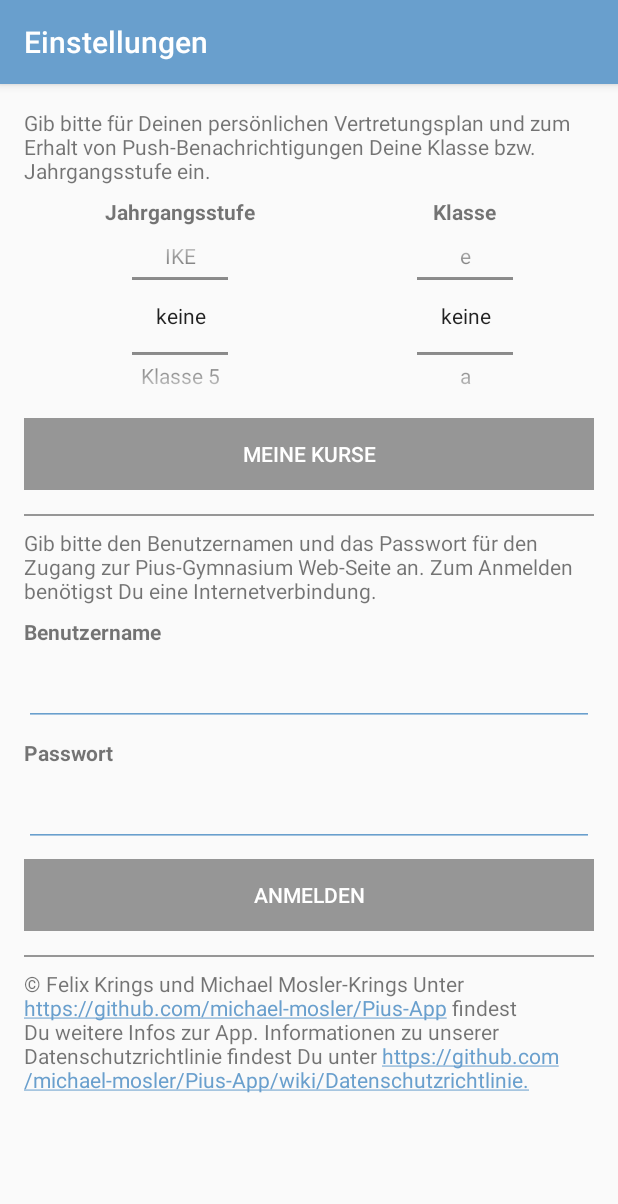
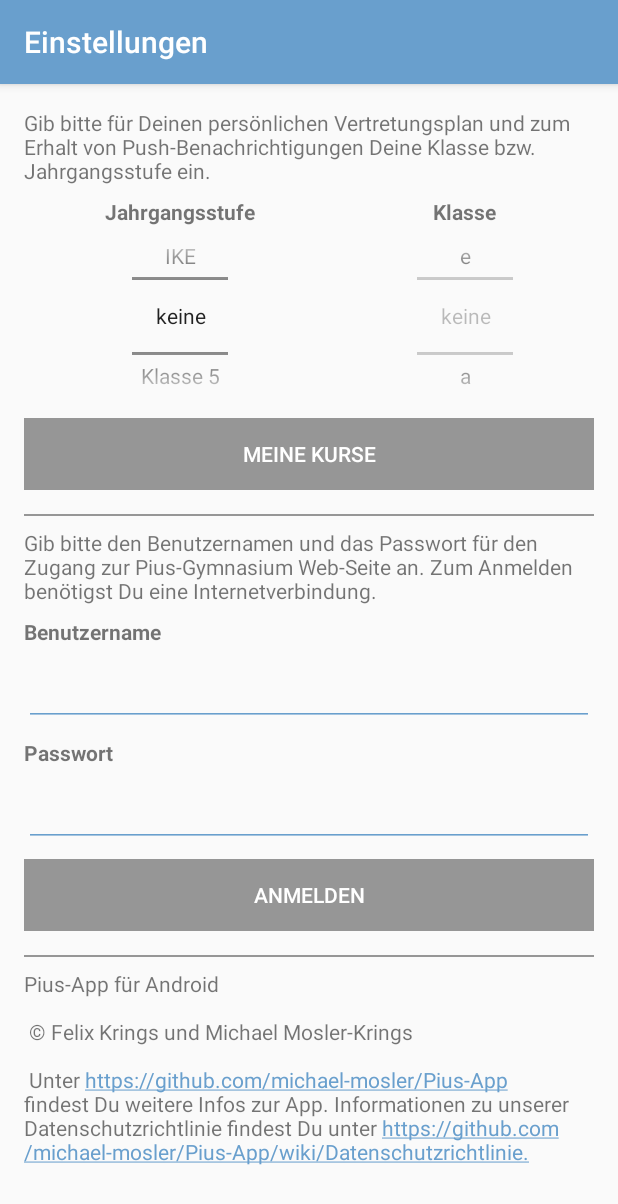
Before and after one commit to michael-mosler/Pius-App-for-Android, an Android app: the SettingsActivity screen opened directly, with no data from a screen before it, on a phone screen of 412 x 824 dp. Shown: the top 1204 px of the screen. Run offline under Robolectric (Android 15) with nearby library versions, the phone set to English and light mode, and no system bars; pictures from the network do not load; 3 statements that could not run were skipped.

Commit message:
Settings are being stored now.

```diff
--- a/app/src/main/java/com/rmkrings/helper/AppDefaults.java
+++ b/app/src/main/java/com/rmkrings/helper/AppDefaults.java
@@ -1,43 +1,96 @@
 package com.rmkrings.helper;
 
+import android.content.Context;
+import android.content.SharedPreferences;
+
+import com.rmkrings.PiusApp;
+
 public class AppDefaults {
+    static private SharedPreferences sharedPreferences = PiusApp.getAppContext().getSharedPreferences("com.rmkrings.pius_app", Context.MODE_PRIVATE);
+    static private SharedPreferences.Editor edit = sharedPreferences.edit();
+
+    static SharedPreferences getSharedPreferences() {
+        return sharedPreferences;
+    }
+
+    static SharedPreferences.Editor getEdit() {
+        return edit;
+    }
+
 
     static public String getBaseUrl() {
         return "https://pius-gateway-ng.eu-gb.mybluemix.net";
     }
 
-    static private boolean authenticated;
-
     /*
      * Authenticated flag
      */
     static public boolean isAuthenticated() {
-        return authenticated;
+        boolean authenticated = sharedPreferences.getBoolean("authenticated", false);
+        return (authenticated && !"".equals(getPassword()));
     }
 
     static public void setAuthenticated(boolean authenticated) {
-        AppDefaults.authenticated = authenticated;
+        edit.putBoolean("authenticated", authenticated);
+        edit.commit();
+    }
+
+    /*
+     * Grade and Class
+     */
+    public static int getSelectedGradeRow() {
+        return sharedPreferences.getInt("selectedGradeRow", 0);
+    }
+
+    public static void setSelectedGradeRow(int gradeRow) {
+        edit.putInt("selectedGradeRow", gradeRow);
+        edit.commit();
+    }
+
+    public static int getSelectedClassRow() { return sharedPreferences.getInt("selectedClassRow", 0);
+    }
+
+    public static void setSelectedClassRow(int classRow) {
+        edit.putInt("selectedClassRow", classRow);
+        edit.commit();
     }
 
     /*
      * Username and Password
      */
-    static String username;
-    static String password;
-
-    public static String getUsername() {
-        return username;
+    public static String getUsername() { return sharedPreferences.getString("username", "");
     }
 
     public static void setUsername(String username) {
-        AppDefaults.username = username;
+        edit.putString("username", username);
+        edit.commit();
     }
 
     public static String getPassword() {
-        return password;
+        try {
+            Crypto crypto = new Crypto();
+            String encryptedPassword = sharedPreferences.getString("password", "");
+            if ("".equals(encryptedPassword)) {
+                return "";
+            }
+
+            return crypto.decrypt(encryptedPassword);
+        }
+        catch (Exception e) {
+            e.printStackTrace();
+            return "";
+        }
     }
 
     public static void setPassword(String password) {
-        AppDefaults.password = password;
+        try {
+            Crypto crypto = new Crypto();
+            String encryptedPassword = crypto.encrypt(password);
+            edit.putString("password", encryptedPassword);
+            edit.commit();
+        }
+        catch (Exception e) {
+            e.printStackTrace();
+        }
     }
 }
--- a/app/src/main/java/com/rmkrings/pius_app_for_android/SettingsActivity.java
+++ b/app/src/main/java/com/rmkrings/pius_app_for_android/SettingsActivity.java
@@ -2,16 +2,17 @@ package com.rmkrings.pius_app_for_android;
 
 import android.content.Context;
 import android.support.v7.app.AlertDialog;
-import android.app.ProgressDialog;
 import android.support.v7.app.AppCompatActivity;
 import android.os.Bundle;
 import android.text.Editable;
 import android.text.TextWatcher;
 import android.view.View;
+import android.view.WindowManager;
 import android.view.inputmethod.InputMethodManager;
 import android.widget.NumberPicker;
 import android.widget.EditText;
 import android.widget.Button;
+import android.widget.ProgressBar;
 
 import com.rmkrings.helper.Config;
 import com.rmkrings.helper.AppDefaults;
@@ -28,11 +29,13 @@ public class SettingsActivity extends AppCompatActivity implements HttpResponseC
     private Button mCoursesButton;
     private NumberPicker mGradePicker;
     private NumberPicker mClassPicker;
+    private ProgressBar mProgressBar;
 
     // Internal state.
     private Config config = new Config();
     private String sUserName = "";
     private String sPassword = "";
+
 
     /**
      * Check if grade picker index value identifies an upper grade row.
@@ -61,7 +64,7 @@ public class SettingsActivity extends AppCompatActivity implements HttpResponseC
         // If grade "None" is selected class picker also is set to None.
         if (forSelectedGradeVal == 0) {
             mClassPicker.setValue(0);
-            // AppDefaults.selectedClassRow = 0;
+            AppDefaults.setSelectedClassRow(0);
 
             mClassPicker.setEnabled(false);
             mCoursesButton.setEnabled(false);
@@ -82,7 +85,7 @@ public class SettingsActivity extends AppCompatActivity implements HttpResponseC
         else if (isLowerGradeSelected(forSelectedGradeVal)) {
             if (mClassPicker.getValue() == 0) {
                 mClassPicker.setValue(1);
-                // AppDefaults.selectedClassRow = 1;
+                AppDefaults.setSelectedClassRow(1);
             }
 
             mClassPicker.setEnabled(true);
@@ -92,7 +95,7 @@ public class SettingsActivity extends AppCompatActivity implements HttpResponseC
         // Neither
         else {
             mClassPicker.setValue(0);
-            // AppDefaults.selectedClassRow = 0;
+            AppDefaults.setSelectedClassRow(0);
             mCoursesButton.setEnabled(false);
         }
     }
@@ -129,10 +132,10 @@ public class SettingsActivity extends AppCompatActivity implements HttpResponseC
     private void gradePickerDidSelectRow(int val) {
         if (!isUpperGradeSelected(val) /* && && isUpperGradeSelected(AppDefaults.selectedGradeRow! */) {
             mClassPicker.setValue(1);
-            // AppDefaults.selectedClassRow = 1;
+            AppDefaults.setSelectedClassRow(1);
         }
 
-        // AppDefaults.selectedGradeRow = row;
+        AppDefaults.setSelectedGradeRow(val);
         setElementStates(val);
     }
 
@@ -143,9 +146,9 @@ public class SettingsActivity extends AppCompatActivity implements HttpResponseC
     private void classPickerDidSelect(int val) {
         if (val == 0 && !isUpperGradeSelected(mGradePicker.getValue())) {
             mClassPicker.setValue(1);
-            // AppDefaults.selectedClassRow = 1;
+            AppDefaults.setSelectedClassRow(1);
         } else {
-            // AppDefaults.selectedClassRow = row;
+            AppDefaults.setSelectedClassRow(val);
         }
 
     }
@@ -182,12 +185,13 @@ public class SettingsActivity extends AppCompatActivity implements HttpResponseC
             AppDefaults.setUsername(mUserName.getText().toString());
             AppDefaults.setPassword(mPassword.getText().toString());
 
-            // Show activity indicator.
-            // activityIndicator.startAnimating();
+            // Show activity indicator and disable user interaction.
+            mLoginButton.setEnabled(false);
+            mProgressBar.setVisibility(View.VISIBLE);
+            getWindow().setFlags(WindowManager.LayoutParams.FLAG_NOT_TOUCHABLE, WindowManager.LayoutParams.FLAG_NOT_TOUCHABLE);
 
             // Validate credentials; this will also update authenticated state
             // of the app.
-            mLoginButton.setEnabled(false);
             VertretungsplanLoader.validateLogin(AppDefaults.getUsername(), AppDefaults.getPassword(), this);
         } else {
             // User is authenticated and wants to logout.
@@ -213,6 +217,13 @@ public class SettingsActivity extends AppCompatActivity implements HttpResponseC
         }
     }
 
+    private void showCredentials() {
+        mUserName.setText(AppDefaults.getUsername());
+        mPassword.setText(AppDefaults.getPassword());
+
+        updateLoginButtonText(AppDefaults.isAuthenticated());
+    }
+
     /**
      * The iOS viewDidLoad equivalent. Do all the initialisation stuff.
      * @param savedInstanceState - Saved instance state to return to.
@@ -220,6 +231,8 @@ public class SettingsActivity extends AppCompatActivity implements HttpResponseC
     @Override
     protected void onCreate(Bundle savedInstanceState) {
         super.onCreate(savedInstanceState);
+
+        setTitle(getResources().getString(R.string.title_settings));
         setContentView(R.layout.activity_settings);
 
         // Initialise outlets.
@@ -229,6 +242,23 @@ public class SettingsActivity extends AppCompatActivity implements HttpResponseC
         mUserName = findViewById(R.id.username);
         mPassword = findViewById(R.id.password);
         mLoginButton = findViewById(R.id.login);
+        mProgressBar = findViewById((R.id.progressBar));
+
+        titlesForGradePicker();
+        titlesForClassPicker();
+
+        boolean isAuthenticated = AppDefaults.isAuthenticated();
+        mUserName.setEnabled(!isAuthenticated);
+        mPassword.setEnabled(!isAuthenticated);
+
+        int classRow = AppDefaults.getSelectedClassRow();
+        int gradeRow = AppDefaults.getSelectedGradeRow();
+
+        mClassPicker.setValue(AppDefaults.getSelectedClassRow());
+        mGradePicker.setValue(AppDefaults.getSelectedGradeRow());
+
+        setElementStates(AppDefaults.getSelectedGradeRow());
+        showCredentials();
 
         // Register listeners for all interactive components.
         mGradePicker.setOnValueChangedListener(new NumberPicker.OnValueChangeListener() {
@@ -285,10 +315,6 @@ public class SettingsActivity extends AppCompatActivity implements HttpResponseC
                 saveCredentials();
             }
         });
-
-        setTitle(getResources().getString(R.string.title_settings));
-        titlesForGradePicker();
-        titlesForClassPicker();
     }
 
     /**
@@ -299,6 +325,8 @@ public class SettingsActivity extends AppCompatActivity implements HttpResponseC
      */
     @Override
     public void execute(HttpResponseData data) {
+        getWindow().clearFlags(WindowManager.LayoutParams.FLAG_NOT_TOUCHABLE);
+        mProgressBar.setVisibility(View.GONE);
         mLoginButton.setEnabled(true);
 
         // Show popup with info outcome.
--- a/app/src/main/res/layout/activity_settings.xml
+++ b/app/src/main/res/layout/activity_settings.xml
@@ -6,16 +6,29 @@
     android:layout_height="match_parent"
     tools:context=".SettingsActivity">
 
+    <ProgressBar
+        android:id="@+id/progressBar"
+        style="?android:attr/progressBarStyle"
+        android:layout_width="wrap_content"
+        android:layout_height="wrap_content"
+        android:visibility="gone"
+        app:layout_constraintBottom_toBottomOf="parent"
+        app:layout_constraintLeft_toLeftOf="parent"
+        app:layout_constraintRight_toRightOf="parent"
+        app:layout_constraintTop_toTopOf="parent"
+        tools:visibility="visible" />
+
     <ScrollView
+        android:id="@+id/scrollView2"
         android:layout_width="match_parent"
         android:layout_height="match_parent">
 
         <LinearLayout
             android:layout_width="match_parent"
             android:layout_height="wrap_content"
-            android:orientation="vertical"
             android:focusable="true"
-            android:focusableInTouchMode="true">
+            android:focusableInTouchMode="true"
+            android:orientation="vertical">
 
             <TextView
                 android:id="@+id/textView2"
@@ -36,12 +49,12 @@
                 android:layout_marginStart="16dp"
                 android:layout_marginTop="8dp"
                 android:layout_marginEnd="16dp"
+                android:baselineAligned="false"
                 android:gravity="center_horizontal"
                 android:orientation="horizontal"
                 app:layout_constraintEnd_toEndOf="parent"
                 app:layout_constraintStart_toStartOf="parent"
-                app:layout_constraintTop_toBottomOf="@+id/textView2"
-                android:baselineAligned="false">
+                app:layout_constraintTop_toBottomOf="@+id/textView2">
 
                 <LinearLayout
                     android:layout_width="wrap_content"
@@ -126,27 +139,28 @@
             <TextView
                 android:id="@+id/textView3"
                 android:layout_width="match_parent"
+                android:layout_height="wrap_content"
                 android:layout_marginStart="16dp"
                 android:layout_marginTop="8dp"
                 android:layout_marginEnd="16dp"
-                android:layout_height="wrap_content"
+                android:labelFor="@id/username"
                 android:text="@string/label_username"
-                android:labelFor="@id/username"
                 android:textStyle="bold" />
 
             <EditText
                 android:id="@+id/username"
-                android:singleLine="true"
-                android:textCursorDrawable="@null"
-                android:backgroundTint="@color/colorPiusBlue"
                 android:layout_width="match_parent"
                 android:layout_height="wrap_content"
                 android:layout_marginStart="16dp"
                 android:layout_marginTop="8dp"
                 android:layout_marginEnd="16dp"
+                android:backgroundTint="@color/colorPiusBlue"
                 android:ems="10"
+                android:importantForAutofill="no"
                 android:inputType="textPersonName"
-                android:importantForAutofill="no" tools:targetApi="o" />
+                android:singleLine="true"
+                android:textCursorDrawable="@null"
+                tools:targetApi="o" />
 
             <TextView
                 android:id="@+id/textView6"
@@ -155,23 +169,24 @@
                 android:layout_marginStart="16dp"
                 android:layout_marginTop="8dp"
                 android:layout_marginEnd="16dp"
+                android:labelFor="@id/password"
                 android:text="@string/label_password"
-                android:labelFor="@id/password"
                 android:textStyle="bold" />
 
             <EditText
                 android:id="@+id/password"
-                android:textCursorDrawable="@null"
-                android:singleLine="true"
-                android:backgroundTint="@color/colorPiusBlue"
                 android:layout_width="match_parent"
                 android:layout_height="wrap_content"
                 android:layout_marginStart="16dp"
                 android:layout_marginTop="8dp"
                 android:layout_marginEnd="16dp"
+                android:backgroundTint="@color/colorPiusBlue"
                 android:ems="10"
+                android:importantForAutofill="no"
                 android:inputType="textPassword"
-                android:importantForAutofill="no" tools:targetApi="o" />
+                android:singleLine="true"
+                android:textCursorDrawable="@null"
+                tools:targetApi="o" />
 
             <Button
                 android:id="@+id/login"
@@ -195,12 +210,12 @@
 
             <TextView
                 android:id="@+id/textView7"
-                android:autoLink="web"
                 android:layout_width="match_parent"
                 android:layout_height="wrap_content"
                 android:layout_marginStart="16dp"
                 android:layout_marginTop="8dp"
                 android:layout_marginEnd="16dp"
+                android:autoLink="web"
                 android:text="@string/label_copyright"
                 android:textColorLink="@color/colorPiusBlue" />
         </LinearLayout>
--- a/app/src/main/res/values/strings.xml
+++ b/app/src/main/res/values/strings.xml
@@ -13,7 +13,10 @@
     <string name="label_add_grade_and_courses">Gib bitte für Deinen persönlichen Vertretungsplan und zum Erhalt von Push-Benachrichtigungen Deine Klasse bzw. Jahrgangsstufe ein.</string>
     <string name="label_add_pius_credentials">Gib bitte den Benutzernamen und das Passwort für den Zugang zur Pius-Gymnasium Web-Seite an. Zum Anmelden benötigst Du eine Internetverbindung.</string>
     <string name="label_copyright">
-        © Felix Krings und Michael Mosler-Krings
+        Pius-App für Android\n
+        \n
+        © Felix Krings und Michael Mosler-Krings\n
+        \n
         Unter https://github.com/michael-mosler/Pius-App findest Du weitere Infos zur App.
         Informationen zu unserer Datenschutzrichtlinie findest Du unter https://github.com/michael-mosler/Pius-App/wiki/Datenschutzrichtlinie.
     </string>
@@ -24,7 +27,7 @@
     <string name="label_password">Passwort</string>
 
     <string name="text_logon">Anmeldung</string>
-    <string name="text_logged_on">Du bit nun angemeldet.</string>
+    <string name="text_logged_on">Du bist nun angemeldet.</string>
     <string name="text_logged_out">Du bist nun abgemeldet.</string>
     <string name="text_invalid_credentials">Die Anmeldedaten sind ungültig.</string>
     <string name="text_logon_error">Es ist ein Fehler aufgetreten. Bitte überprüfe Deine Internetverbindung und versuche es noch einmal.</string>
```
Also changed, not shown: app/src/main/java/com/rmkrings/helper/Crypto.java (added, +152 -0 lines).
